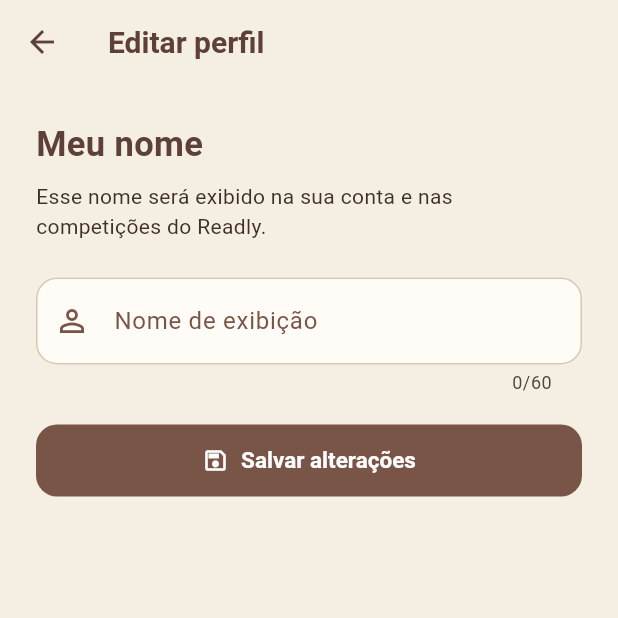
After one commit to effyus/readly, a Flutter app: the ReadlyHomePage screen opened directly, item 4 of the bottom bar chosen, after a tap on "Editar meu nome", on a phone screen of 412 x 824 dp, the top half of it. The commit adds this screen. Run offline on Flutter 3.47's test engine with Material 3 defaults, Android fonts, the phone set to English and light mode, and no system bars; our stand-ins replace cloud_firestore, firebase_auth, firebase_core; accounts and stored records are empty.

Commit message:
feat: edit username

```diff
--- /dev/null
+++ b/lib/editar_perfil_page.dart
@@ -0,0 +1,172 @@
+import 'package:cloud_firestore/cloud_firestore.dart';
+import 'package:firebase_auth/firebase_auth.dart';
+import 'package:flutter/material.dart';
+
+class EditarPerfilPage extends StatefulWidget {
+  const EditarPerfilPage({super.key});
+
+  @override
+  State<EditarPerfilPage> createState() => _EditarPerfilPageState();
+}
+
+class _EditarPerfilPageState extends State<EditarPerfilPage> {
+  static const cafe = Color(0xFF5D4037);
+  static const fundo = Color(0xFFF5EFE3);
+
+  final nomeController = TextEditingController();
+
+  bool carregando = true;
+  bool salvando = false;
+  String? erro;
+
+  @override
+  void initState() {
+    super.initState();
+    carregarPerfil();
+  }
+
+  Future<void> carregarPerfil() async {
+    try {
+      final uid = FirebaseAuth.instance.currentUser!.uid;
+
+      final documento = await FirebaseFirestore.instance
+          .collection('usuarios')
+          .doc(uid)
+          .get();
+
+      if (!mounted) return;
+
+      nomeController.text = (documento.data()?['nome'] as String?) ?? '';
+
+      setState(() => carregando = false);
+    } catch (e) {
+      if (!mounted) return;
+      setState(() {
+        carregando = false;
+        erro = 'Não foi possível carregar o perfil: $e';
+      });
+    }
+  }
+
+  Future<void> salvar() async {
+    final nome = nomeController.text.trim();
+
+    if (nome.isEmpty || nome.length > 60) {
+      setState(() {
+        erro = 'Informe um nome com até 60 caracteres.';
+      });
+      return;
+    }
+
+    setState(() {
+      salvando = true;
+      erro = null;
+    });
+
+    try {
+      final usuario = FirebaseAuth.instance.currentUser!;
+
+      final firestore = FirebaseFirestore.instance;
+
+      final batch = firestore.batch();
+
+      batch.update(firestore.collection('usuarios').doc(usuario.uid), {
+        'nome': nome,
+      });
+
+      batch.set(firestore.collection('perfis_publicos').doc(usuario.uid), {
+        'nome': nome,
+      });
+
+      await batch.commit();
+
+      if (!mounted) return;
+
+      ScaffoldMessenger.of(context).showSnackBar(
+        const SnackBar(content: Text('Nome atualizado com sucesso!')),
+      );
+
+      Navigator.pop(context);
+    } on FirebaseException catch (e) {
+      if (!mounted) return;
+      setState(() {
+        erro = 'Erro ao salvar: ${e.code}';
+      });
+    } catch (e) {
+      if (!mounted) return;
+      setState(() {
+        erro = 'Não foi possível salvar: $e';
+      });
+    } finally {
+      if (mounted) {
+        setState(() => salvando = false);
+      }
+    }
+  }
+
+  @override
+  void dispose() {
+    nomeController.dispose();
+    super.dispose();
+  }
+
+  @override
+  Widget build(BuildContext context) {
+    return Scaffold(
+      backgroundColor: fundo,
+      appBar: AppBar(
+        title: const Text('Editar perfil'),
+        backgroundColor: fundo,
+      ),
+      body: carregando
+          ? const Center(child: CircularProgressIndicator())
+          : SingleChildScrollView(
+              padding: const EdgeInsets.all(24),
+              child: Column(
+                crossAxisAlignment: CrossAxisAlignment.start,
+                children: [
+                  const Text(
+                    'Meu nome',
+                    style: TextStyle(
+                      fontSize: 23,
+                      fontWeight: FontWeight.bold,
+                      color: cafe,
+                    ),
+                  ),
+                  const SizedBox(height: 8),
+                  const Text(
+                    'Esse nome será exibido na sua conta '
+                    'e nas competições do Readly.',
+                  ),
+                  const SizedBox(height: 24),
+                  TextField(
+                    controller: nomeController,
+                    maxLength: 60,
+                    textCapitalization: TextCapitalization.words,
+                    decoration: const InputDecoration(
+                      labelText: 'Nome de exibição',
+                      prefixIcon: Icon(Icons.person_outline),
+                      border: OutlineInputBorder(),
+                    ),
+                  ),
+                  if (erro != null) ...[
+                    const SizedBox(height: 12),
+                    Text(erro!, style: const TextStyle(color: Colors.red)),
+                  ],
+                  const SizedBox(height: 20),
+                  SizedBox(
+                    width: double.infinity,
+                    child: FilledButton.icon(
+                      onPressed: salvando ? null : salvar,
+                      icon: const Icon(Icons.save_outlined),
+                      label: Text(
+                        salvando ? 'Salvando...' : 'Salvar alterações',
+                      ),
+                    ),
+                  ),
+                ],
+              ),
+            ),
+    );
+  }
+}
--- a/lib/home_page.dart
+++ b/lib/home_page.dart
@@ -3,6 +3,7 @@ import 'package:flutter/material.dart';
 import 'package:firebase_auth/firebase_auth.dart';
 import 'package:cloud_firestore/cloud_firestore.dart';
 
+import 'editar_perfil_page.dart';
 import 'entrar_clube_page.dart';
 import 'competicao_detalhes_page.dart';
 import 'meus_livros_page.dart';
@@ -676,6 +677,7 @@ class _ReadlyHomePageState extends State<ReadlyHomePage> {
                     .collection('competicoes')
                     .orderBy('criadoEm', descending: true);
 
+
                 return StreamBuilder<QuerySnapshot<Map<String, dynamic>>>(
                   stream: competicoes.snapshots(),
                   builder: (context, competicaoSnapshot) {
@@ -1042,6 +1044,23 @@ class _ReadlyHomePageState extends State<ReadlyHomePage> {
               style: TextStyle(fontSize: 24, fontWeight: FontWeight.bold),
             ),
             const SizedBox(height: 8),
+
+            ListTile(
+              leading: const Icon(
+                Icons.edit_outlined,
+                color: Color(0xFF5D4037),
+              ),
+              title: const Text('Editar meu nome'),
+              subtitle: const Text('Alterar nome exibido no Readly'),
+              trailing: const Icon(Icons.chevron_right),
+              onTap: () {
+                Navigator.push(
+                  context,
+                  MaterialPageRoute(builder: (_) => const EditarPerfilPage()),
+                );
+              },
+            ),
+
             Text(
               usuario?.displayName ?? usuario?.email ?? 'Leitor do Readly',
               textAlign: TextAlign.center,
```
Also changed, not shown: lib/competicao_detalhes_page.dart (+13 -0 lines), lib/competicoes_acoes.dart (+219 -0 lines).
